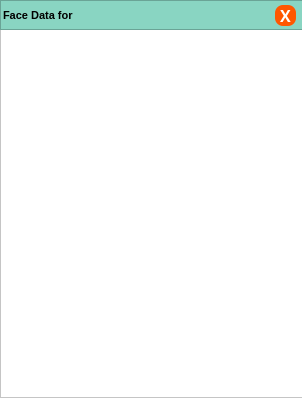
First picture: the form in loadface.ui, repository marcryangil/facemaskdetection, before the edit.
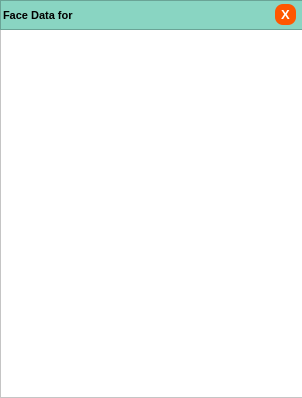
Second picture: the form after the edit.

Commit message: loaddata values fixed

```diff
--- a/loadface.ui
+++ b/loadface.ui
@@ -126,7 +126,7 @@
       <property name="geometry">
        <rect>
         <x>275</x>
-        <y>5</y>
+        <y>4</y>
         <width>21</width>
         <height>21</height>
        </rect>
@@ -139,8 +139,8 @@
       </property>
       <property name="font">
        <font>
-        <family>Work Sans SemiBold</family>
-        <pointsize>12</pointsize>
+        <family>MS Shell Dlg 2</family>
+        <pointsize>10</pointsize>
         <weight>75</weight>
         <bold>true</bold>
        </font>
```
The commit also changes 2 other files.
